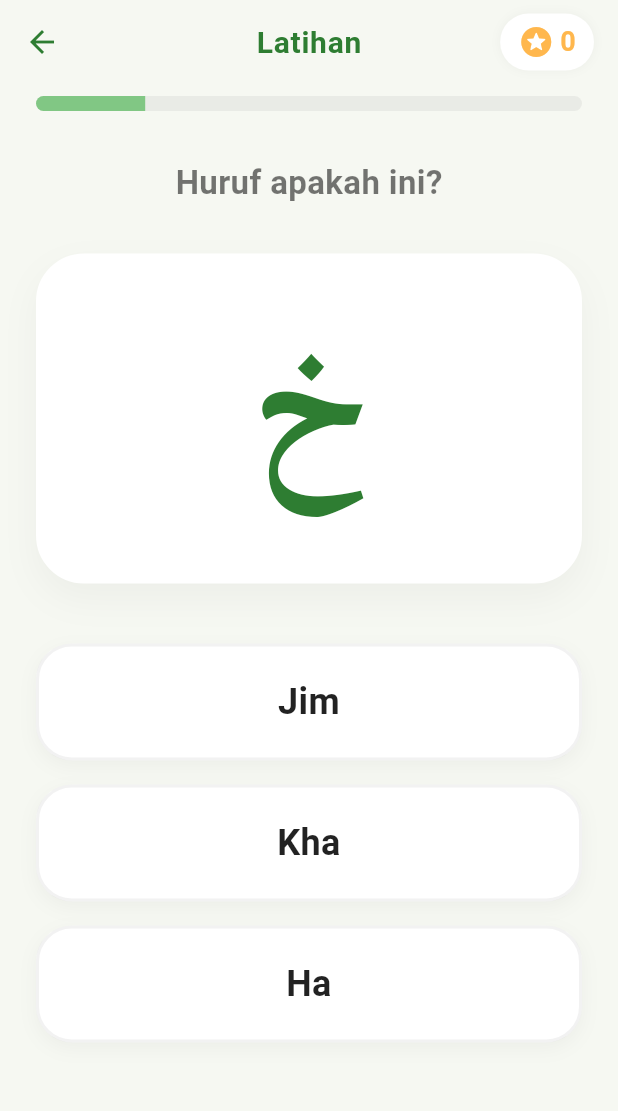
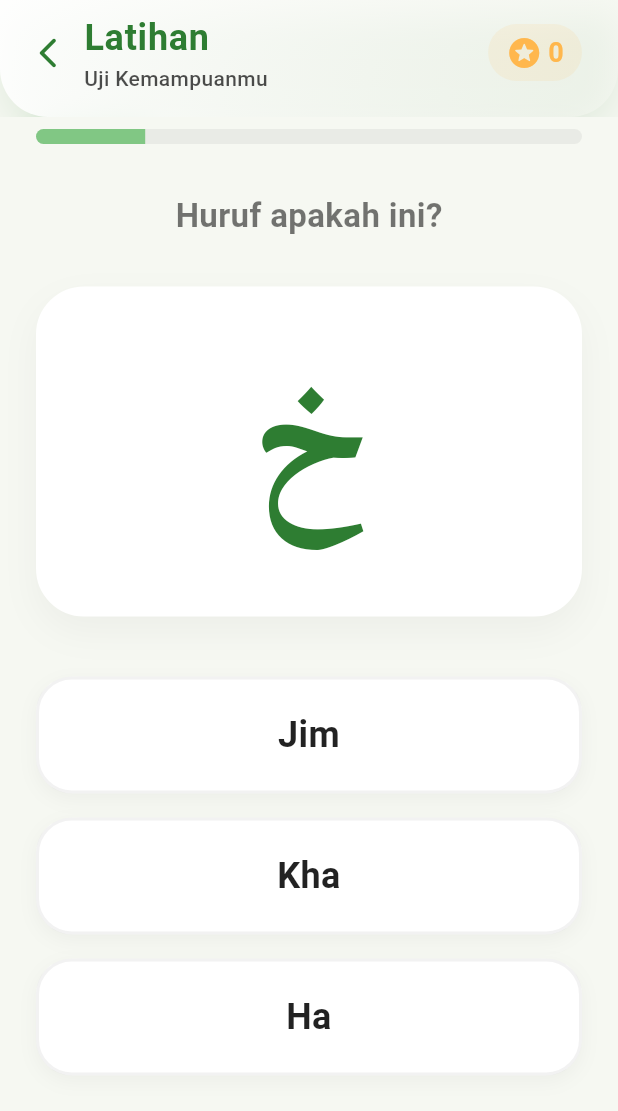
Before and after one commit to ivan72727272/i-qrok, a Flutter app: the LatihanScreen screen opened directly, on a phone screen of 412 x 824 dp. Shown: the top 1111 px of the screen. Run offline on Flutter 3.47's test engine with Material 3 defaults, Android fonts, the phone set to English and light mode, and no system bars; our stand-ins replace audioplayers.

Commit message:
style: redesign global app bars and headers

```diff
--- a/lib/screens/belajar_iqra_screen.dart
+++ b/lib/screens/belajar_iqra_screen.dart
@@ -2,6 +2,7 @@ import 'package:flutter/material.dart';
 import '../data/iqra_data.dart';
 import '../constants/app_constants.dart';
 import '../widgets/menu_card.dart';
+import '../widgets/custom_app_bar.dart';
 import 'iqra_reader_screen.dart';
 
 class BelajarIqraScreen extends StatelessWidget {
@@ -12,8 +13,9 @@ class BelajarIqraScreen extends StatelessWidget {
     final levels = IqraData.levels;
 
     return Scaffold(
-      appBar: AppBar(
-        title: const Text('Pilih Iqra'),
+      appBar: const CustomAppBar(
+        title: 'Pilih Iqra',
+        subtitle: 'Pilih Tingkatan Belajar',
       ),
       body: TweenAnimationBuilder<double>(
         duration: const Duration(milliseconds: 600),
--- a/lib/screens/latihan_screen.dart
+++ b/lib/screens/latihan_screen.dart
@@ -3,6 +3,7 @@ import 'package:audioplayers/audioplayers.dart';
 import '../constants/app_constants.dart';
 import '../widgets/animated_button.dart';
 import '../widgets/primary_button.dart';
+import '../widgets/custom_app_bar.dart';
 
 class LatihanScreen extends StatefulWidget {
   const LatihanScreen({super.key});
@@ -216,16 +217,16 @@ class _LatihanScreenState extends State<LatihanScreen> with SingleTickerProvider
     double progress = (_currentIndex + 1) / _activeQuizData.length;
 
     return Scaffold(
-      appBar: AppBar(
-        title: const Text('Latihan'),
+      appBar: CustomAppBar(
+        title: 'Latihan',
+        subtitle: 'Uji Kemampuanmu',
         actions: [
           Container(
             margin: const EdgeInsets.only(right: AppSpacing.md),
             padding: const EdgeInsets.symmetric(horizontal: 12, vertical: 6),
             decoration: BoxDecoration(
-              color: Colors.white,
+              color: AppColors.accent.withOpacity(0.1),
               borderRadius: BorderRadius.circular(AppRadius.lg),
-              boxShadow: const [BoxShadow(color: AppColors.cardShadow, blurRadius: 5)],
             ),
             child: Row(
               children: [
--- /dev/null
+++ b/lib/widgets/custom_app_bar.dart
@@ -0,0 +1,109 @@
+import 'dart:ui';
+import 'package:flutter/material.dart';
+import '../constants/app_constants.dart';
+
+class CustomAppBar extends StatelessWidget implements PreferredSizeWidget {
+  final String title;
+  final String? subtitle;
+  final List<Widget>? actions;
+  final bool showBackButton;
+  final VoidCallback? onBackTap;
+  final Color? backgroundColor;
+  final Color? foregroundColor;
+
+  const CustomAppBar({
+    super.key,
+    required this.title,
+    this.subtitle,
+    this.actions,
+    this.showBackButton = true,
+    this.onBackTap,
+    this.backgroundColor,
+    this.foregroundColor,
+  });
+
+  @override
+  Widget build(BuildContext context) {
+    return ClipRRect(
+      child: BackdropFilter(
+        filter: ImageFilter.blur(sigmaX: 10, sigmaY: 10),
+        child: Container(
+          decoration: BoxDecoration(
+            color: (backgroundColor ?? Colors.white).withOpacity(0.9),
+            borderRadius: const BorderRadius.only(
+              bottomLeft: Radius.circular(AppRadius.xl),
+              bottomRight: Radius.circular(AppRadius.xl),
+            ),
+            boxShadow: [
+              BoxShadow(
+                color: (backgroundColor ?? AppColors.primary).withOpacity(0.1),
+                blurRadius: 20,
+                offset: const Offset(0, 10),
+              ),
+            ],
+            gradient: backgroundColor == null ? LinearGradient(
+              begin: Alignment.topLeft,
+              end: Alignment.bottomRight,
+              colors: [
+                Colors.white,
+                AppColors.background.withOpacity(0.5),
+              ],
+            ) : null,
+          ),
+          child: SafeArea(
+            bottom: false,
+            child: Padding(
+              padding: const EdgeInsets.fromLTRB(AppSpacing.sm, AppSpacing.sm, AppSpacing.sm, AppSpacing.md),
+              child: Row(
+                children: [
+                  if (showBackButton)
+                    IconButton(
+                      icon: Icon(
+                        Icons.arrow_back_ios_new_rounded,
+                        color: foregroundColor ?? AppColors.primary,
+                        size: 24,
+                      ),
+                      onPressed: onBackTap ?? () => Navigator.pop(context),
+                    )
+                  else
+                    const SizedBox(width: AppSpacing.md),
+                  Expanded(
+                    child: Column(
+                      mainAxisSize: MainAxisSize.min,
+                      crossAxisAlignment: showBackButton ? CrossAxisAlignment.start : CrossAxisAlignment.center,
+                      children: [
+                        Text(
+                          title,
+                          style: TextStyle(
+                            fontSize: 24,
+                            fontWeight: FontWeight.bold,
+                            color: foregroundColor ?? AppColors.primary,
+                            letterSpacing: 0.5,
+                          ),
+                        ),
+                        if (subtitle != null)
+                          Text(
+                            subtitle!,
+                            style: TextStyle(
+                              fontSize: 14,
+                              color: (foregroundColor ?? AppColors.textDim).withOpacity(0.7),
+                              fontWeight: FontWeight.w500,
+                            ),
+                          ),
+                      ],
+                    ),
+                  ),
+                  if (actions != null) ...actions!,
+                  if (actions == null && !showBackButton) const SizedBox(width: 48),
+                ],
+              ),
+            ),
+          ),
+        ),
+      ),
+    );
+  }
+
+  @override
+  Size get preferredSize => const Size.fromHeight(100);
+}
```
Also changed, not shown: lib/screens/belajar_huruf_screen.dart (+38 -35 lines), lib/screens/detail_huruf_screen.dart (+7 -21 lines), lib/screens/iqra_reader_screen.dart (+4 -4 lines), lib/screens/tentang_screen.dart (+4 -7 lines).
